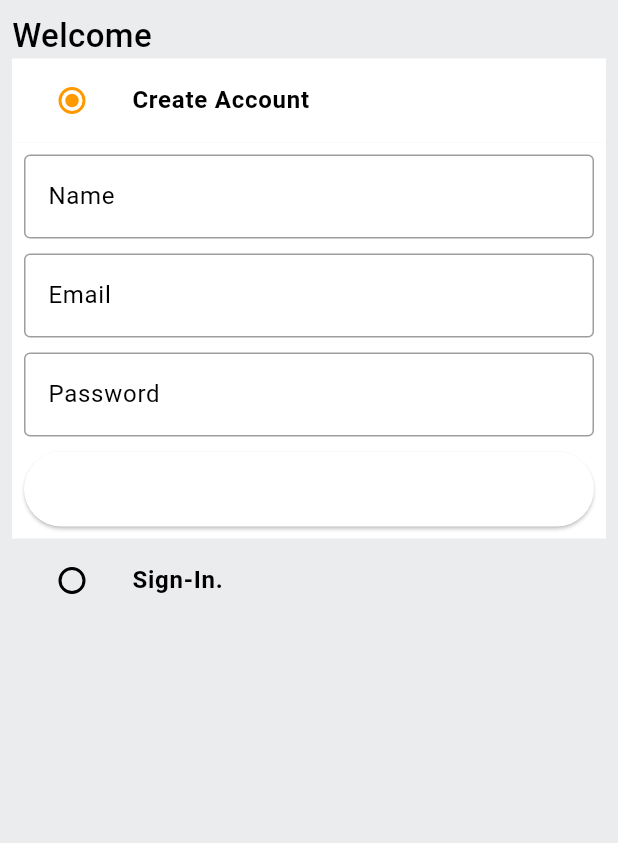
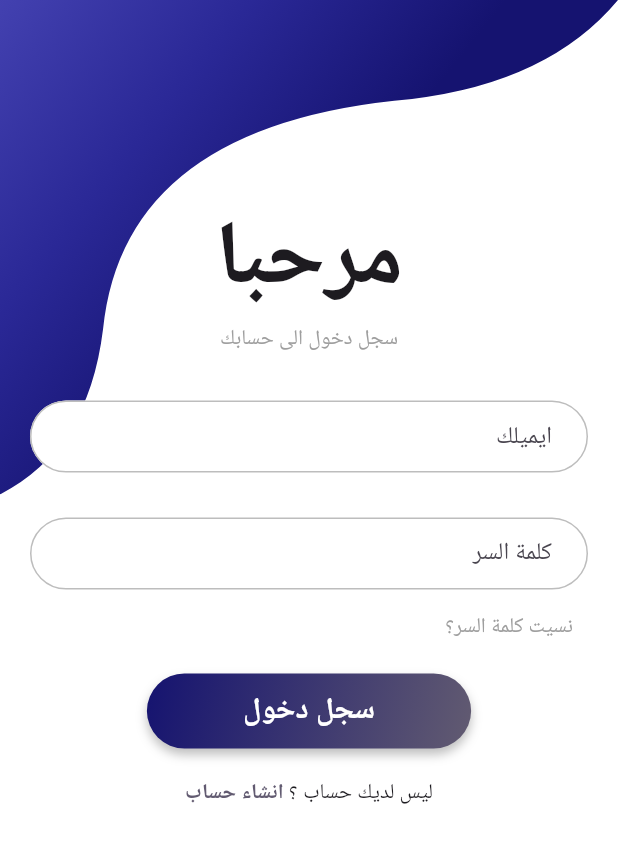
Before and after one commit to Mustafa0u0/shopAPP, a Flutter app: the screen it shows after launch, on a phone screen of 412 x 824 dp. Shown: the top 843 px of the screen. Run offline on Flutter 3.47's test engine with Material 2 defaults, Android fonts, the phone set to English and light mode, and no system bars; our stand-ins replace badges, carousel_slider, charts_flutter, dotted_border, file_picker, flutter_rating_bar and 2 more; missing offline and left inert: cloudinary_public, pay.

Commit message:
SignIn_screen & SignUp_Screen Upgrade

```diff
--- a/lib/constants/global_variables.dart
+++ b/lib/constants/global_variables.dart
@@ -1,6 +1,7 @@
 import 'package:flutter/material.dart';
+import 'package:hexcolor/hexcolor.dart';
 
-String uri = 'http://192.168.43.84:3000';
+String uri = 'https://shop-app000.herokuapp.com';
 
 class GlobalVariables {
   // COLORS
@@ -12,7 +13,9 @@ class GlobalVariables {
     stops: [0.5, 1.0],
   );
 
-  static const secondaryColor = Color.fromRGBO(255, 153, 0, 1);
+  static const secondaryColor = Color(0xFF151370);
+  static const secondaryLightColor = Color.fromARGB(255, 22, 19, 181);
+
   static const backgroundColor = Colors.white;
   static const Color greyBackgroundCOlor = Color(0xffebecee);
   static var selectedNavBarColor = Colors.cyan[800]!;
@@ -49,4 +52,78 @@ class GlobalVariables {
       'image': 'assets/images/fashion.jpeg',
     },
   ];
+  ButtonStyle buttonStyle() {
+    return ButtonStyle(
+      shape: MaterialStateProperty.all<RoundedRectangleBorder>(
+        RoundedRectangleBorder(
+          borderRadius: BorderRadius.circular(30.0),
+        ),
+      ),
+      minimumSize: MaterialStateProperty.all(Size(50, 50)),
+      backgroundColor: MaterialStateProperty.all(Colors.transparent),
+      shadowColor: MaterialStateProperty.all(Colors.transparent),
+    );
+  }
+
+  BoxDecoration buttonBoxDecoration(BuildContext context,
+      [String color1 = "", String color2 = ""]) {
+    Color c1 = Theme.of(context).primaryColor;
+    Color c2 = Theme.of(context).accentColor;
+    if (color1.isEmpty == false) {
+      c1 = HexColor(color1);
+    }
+    if (color2.isEmpty == false) {
+      c2 = HexColor(color2);
+    }
+
+    return BoxDecoration(
+      boxShadow: [
+        BoxShadow(color: Colors.black26, offset: Offset(0, 4), blurRadius: 5.0)
+      ],
+      gradient: LinearGradient(
+        begin: Alignment.topLeft,
+        end: Alignment.bottomRight,
+        stops: [0.0, 1.0],
+        colors: [
+          c1,
+          c2,
+        ],
+      ),
+      color: Colors.deepPurple.shade300,
+      borderRadius: BorderRadius.circular(30),
+    );
+  }
+
+  InputDecoration textInputDecoration(
+      [String lableText = "", String hintText = ""]) {
+    return InputDecoration(
+      labelText: lableText,
+      hintText: hintText,
+      fillColor: Colors.white,
+      filled: true,
+      contentPadding: EdgeInsets.fromLTRB(20, 10, 20, 10),
+      focusedBorder: OutlineInputBorder(
+          borderRadius: BorderRadius.circular(100.0),
+          borderSide: BorderSide(color: Colors.grey)),
+      enabledBorder: OutlineInputBorder(
+          borderRadius: BorderRadius.circular(100.0),
+          borderSide: BorderSide(color: Colors.grey.shade400)),
+      errorBorder: OutlineInputBorder(
+          borderRadius: BorderRadius.circular(100.0),
+          borderSide: BorderSide(color: Colors.red, width: 2.0)),
+      focusedErrorBorder: OutlineInputBorder(
+          borderRadius: BorderRadius.circular(100.0),
+          borderSide: BorderSide(color: Colors.red, width: 2.0)),
+    );
+  }
+
+  BoxDecoration inputBoxDecorationShaddow() {
+    return BoxDecoration(boxShadow: [
+      BoxShadow(
+        color: Colors.black.withOpacity(0.1),
+        blurRadius: 20,
+        offset: const Offset(0, 5),
+      )
+    ]);
+  }
 }
--- a/lib/features/account/services/account_services.dart
+++ b/lib/features/account/services/account_services.dart
@@ -6,6 +6,7 @@ import 'package:shop_app/constants/error_handling.dart';
 import 'package:shop_app/constants/global_variables.dart';
 import 'package:shop_app/constants/utils.dart';
 import 'package:shop_app/features/auth/screens/auth_screen.dart';
+import 'package:shop_app/features/auth/screens/signin_screen.dart';
 import 'package:shop_app/models/order.dart';
 import 'package:flutter/material.dart';
 import 'package:http/http.dart' as http;
@@ -53,7 +54,7 @@ class AccountServices {
       await sharedPreferences.setString('x-auth-token', '');
       Navigator.pushNamedAndRemoveUntil(
         context,
-        AuthScreen.routeName,
+        SignInScreen.routeName,
         (route) => false,
       );
     } catch (e) {
--- a/lib/features/auth/screens/auth_screen.dart
+++ b/lib/features/auth/screens/auth_screen.dart
@@ -10,7 +10,6 @@ enum Auth {
 }
 
 class AuthScreen extends StatefulWidget {
-  static const String routeName = '/auth-screen';
   const AuthScreen({Key? key}) : super(key: key);
 
   @override
--- /dev/null
+++ b/lib/features/auth/screens/signin_screen.dart
@@ -0,0 +1,237 @@
+import 'package:flutter/gestures.dart';
+import 'package:flutter/material.dart';
+import 'package:shop_app/constants/global_variables.dart';
+import 'package:shop_app/features/auth/screens/signup_screen.dart';
+import 'package:shop_app/features/auth/services/auth_service.dart';
+
+class SignInScreen extends StatefulWidget {
+  static const String routeName = '/signIn-screen';
+
+  const SignInScreen({super.key});
+
+  @override
+  State<SignInScreen> createState() => _SignInScreenState();
+}
+
+class _SignInScreenState extends State<SignInScreen> {
+  final AuthService authService = AuthService();
+  final _signInFormKey = GlobalKey<FormState>();
+  final TextEditingController _emailController = TextEditingController();
+  final TextEditingController _passwordController = TextEditingController();
+  final TextEditingController _nameController = TextEditingController();
+
+  @override
+  void dispose() {
+    super.dispose();
+    _emailController.dispose();
+    _passwordController.dispose();
+    _nameController.dispose();
+  }
+
+  void signInUser() {
+    authService.signInUser(
+      context: context,
+      email: _emailController.text,
+      password: _passwordController.text,
+    );
+  }
+
+  @override
+  Widget build(BuildContext context) {
+    final height = MediaQuery.of(context).size.height;
+    return Scaffold(
+        resizeToAvoidBottomInset: false,
+        backgroundColor: Colors.white,
+        body: Container(
+          height: height,
+          child: Stack(children: <Widget>[
+            WavyHeader(),
+            SingleChildScrollView(
+              child: Column(
+                children: [
+                  SafeArea(
+                      child: Center(
+                    child: Container(
+                      padding: const EdgeInsetsDirectional.only(top: 120),
+                      margin: const EdgeInsets.fromLTRB(20, 10, 20, 10),
+                      child: Column(
+                        children: [
+                          const Text(
+                            'مرحبا',
+                            style: TextStyle(
+                                fontSize: 60, fontWeight: FontWeight.bold),
+                          ),
+                          const Text(
+                            'سجل دخول الى حسابك',
+                            style: TextStyle(color: Colors.grey),
+                          ),
+                          const SizedBox(
+                            height: 30,
+                          ),
+                          Form(
+                              // key: _fromkey,
+                              child: Column(
+                            children: [
+                              Container(
+                                child: TextFormField(
+                                  controller: _emailController,
+                                  decoration: GlobalVariables()
+                                      .textInputDecoration(
+                                          "ايميلك", "ادخل ايميلك"),
+                                  keyboardType: TextInputType.emailAddress,
+                                  validator: (val) {
+                                    if (!(val!.isEmpty) &&
+                                        !RegExp(r"^[a-zA-Z0-9.!#$%&'*+/=?^_`{|}~-]+@[a-zA-Z0-9](?:[a-zA-Z0-9-]{0,253}[a-zA-Z0-9])?(?:\.[a-zA-Z0-9](?:[a-zA-Z0-9-]{0,253}[a-zA-Z0-9])?)*$")
+                                            .hasMatch(val)) {
+                                      return "أدخل عنوان بريد إلكتروني صالح";
+                                    }
+                                    return null;
+                                  },
+                                ),
+                              ),
+                              const SizedBox(
+                                height: 30,
+                              ),
+                              TextField(
+                                controller: _passwordController,
+                                obscureText: true,
+                                decoration:
+                                    GlobalVariables().textInputDecoration(
+                                  'كلمة السر',
+                                  'ادخل كلمة السر',
+                                ),
+                              ),
+                              const SizedBox(height: 15.0),
+                              Container(
+                                margin:
+                                    const EdgeInsets.fromLTRB(10, 0, 10, 20),
+                                alignment: Alignment.topRight,
+                                child: GestureDetector(
+                                  onTap: () {
+                                    // Navigator.push(
+                                    //   context,
+                                    //   MaterialPageRoute(
+                                    //       builder: (context) =>
+                                    //           ForgotPasswordPage()),
+                                    // );
+                                  },
+                                  child: const Text(
+                                    "نسيت كلمة السر؟",
+                                    style: TextStyle(
+                                      color: Colors.grey,
+                                    ),
+                                  ),
+                                ),
+                              ),
+                              Container(
+                                decoration: GlobalVariables()
+                                    .buttonBoxDecoration(context),
+                                child: ElevatedButton(
+                                    style: GlobalVariables().buttonStyle(),
+                                    onPressed: () {
+                                      signInUser();
+                                    },
+                                    child: Padding(
+                                      padding: const EdgeInsets.fromLTRB(
+                                          40, 10, 40, 10),
+                                      child: Text('سجل دخول'.toUpperCase(),
+                                          style: const TextStyle(
+                                              color: Colors.white,
+                                              fontSize: 20,
+                                              fontWeight: FontWeight.bold)),
+                                    )),
+                              ),
+                              Container(
+                                margin:
+                                    const EdgeInsets.fromLTRB(10, 20, 10, 20),
+                                child: Text.rich(TextSpan(children: [
+                                  const TextSpan(text: "ليس لديك حساب ؟ "),
+                                  TextSpan(
+                                    text: 'انشاء حساب',
+                                    recognizer: TapGestureRecognizer()
+                                      ..onTap = () {
+                                        Navigator.pushReplacement(
+                                            context,
+                                            MaterialPageRoute(
+                                                builder: (context) =>
+                                                    const SignUpScreen()));
+                                      },
+                                    style: TextStyle(
+                                        fontWeight: FontWeight.bold,
+                                        color: Theme.of(context).accentColor),
+                                  ),
+                                ])),
+                              )
+                            ],
+                          ))
+                        ],
+                      ),
+                    ),
+                  ))
+                ],
+              ),
+            ),
+          ]),
+        ));
+  }
+}
+
+const List<Color> colorGradients = [
+  Color.fromARGB(255, 67, 65, 176),
+  Color.fromARGB(255, 42, 40, 150),
+  Color(0xFF151370),
+];
+
+class WavyHeader extends StatelessWidget {
+  @override
+  Widget build(BuildContext context) {
+    return ClipPath(
+      clipper: TopWaveClipper(),
+      child: Container(
+        decoration: BoxDecoration(
+          gradient: LinearGradient(
+              colors: colorGradients,
+              begin: Alignment.topLeft,
+              end: Alignment.center),
+        ),
+        height: MediaQuery.of(context).size.height / 2.5,
+      ),
+    );
+  }
+}
+
+class TopWaveClipper extends CustomClipper<Path> {
+  @override
+  Path getClip(Size size) {
+    // This is where we decide what part of our image is going to be visible.
+    var path = Path();
+    path.lineTo(0.0, size.height);
+
+    var firstControlPoint = new Offset(size.width / 7, size.height - 30);
+    var firstEndPoint = new Offset(size.width / 6, size.height / 1.5);
+
+    path.quadraticBezierTo(firstControlPoint.dx, firstControlPoint.dy,
+        firstEndPoint.dx, firstEndPoint.dy);
+
+    var secondControlPoint = Offset(size.width / 5, size.height / 4);
+    var secondEndPoint = Offset(size.width / 1.5, size.height / 5);
+    path.quadraticBezierTo(secondControlPoint.dx, secondControlPoint.dy,
+        secondEndPoint.dx, secondEndPoint.dy);
+
+    var thirdControlPoint =
+        Offset(size.width - (size.width / 9), size.height / 6);
+    var thirdEndPoint = Offset(size.width, 0.0);
+    path.quadraticBezierTo(thirdControlPoint.dx, thirdControlPoint.dy,
+        thirdEndPoint.dx, thirdEndPoint.dy);
+
+    ///move from bottom right to top
+    path.lineTo(size.width, 0.0);
+
+    ///finally close the path by reaching start point from top right corner
+    path.close();
+    return path;
+  }
+
+  @override
+  bool shouldReclip(CustomClipper<Path> oldClipper) => false;
+}
--- a/lib/features/auth/services/auth_service.dart
+++ b/lib/features/auth/services/auth_service.dart
@@ -47,7 +47,7 @@ class AuthService {
         onSuccess: () {
           showSnackBar(
             context,
-            'Account created! Login with the same credentials!',
+            'تم إنشاء حساب جديد',
           );
         },
       );
--- a/lib/main.dart
+++ b/lib/main.dart
@@ -4,9 +4,11 @@ import 'package:shop_app/common/widgets/bottom_bar.dart';
 import 'package:shop_app/constants/global_variables.dart';
 import 'package:shop_app/features/admin/screens/admin_screen.dart';
 import 'package:shop_app/features/auth/screens/auth_screen.dart';
+import 'package:shop_app/features/auth/screens/signin_screen.dart';
 import 'package:shop_app/features/auth/services/auth_service.dart';
 import 'package:shop_app/providers/user_provider.dart';
 import 'package:shop_app/router.dart';
+import 'package:flutter_localizations/flutter_localizations.dart';
 
 void main() {
   runApp(MultiProvider(providers: [
@@ -36,12 +38,19 @@ class _MyAppState extends State<MyApp> {
   Widget build(BuildContext context) {
     return MaterialApp(
       debugShowCheckedModeBanner: false,
-      title: 'Amazon Clone',
+      localizationsDelegates: const [
+        GlobalMaterialLocalizations.delegate,
+        GlobalWidgetsLocalizations.delegate,
+        GlobalCupertinoLocalizations.delegate,
+      ],
+      supportedLocales: const [
+        Locale('ar', 'AE'),
+      ],
+      title: 'متجرك',
       theme: ThemeData(
         scaffoldBackgroundColor: GlobalVariables.backgroundColor,
-        colorScheme: const ColorScheme.light(
-          primary: GlobalVariables.secondaryColor,
-        ),
+        primaryColor: GlobalVariables.secondaryColor,
+        accentColor: GlobalVariables.secondaryLightColor,
         appBarTheme: const AppBarTheme(
           elevation: 0,
           iconTheme: IconThemeData(
@@ -55,7 +64,7 @@ class _MyAppState extends State<MyApp> {
           ? Provider.of<UserProvider>(context).user.type == 'user'
               ? const BottomBar()
               : const AdminScreen()
-          : const AuthScreen(),
+          : const SignInScreen(),
     );
   }
 }
--- a/pubspec.yaml
+++ b/pubspec.yaml
@@ -51,6 +51,7 @@ dependencies:
   flutter_charts: ^0.5.0
   fl_chart: ^0.55.2
   charts_flutter: ^0.12.0
+  hexcolor: ^2.0.7
 
 dev_dependencies:
   flutter_test:
```
Also changed, not shown: lib/constants/utils.dart (+6 -1 lines), lib/features/address/screens/addrees_screen.dart (+38 -23 lines), lib/features/address/services/address_services.dart (+16 -11 lines), lib/features/auth/screens/signup_screen.dart (added, +235 -0 lines), lib/router.dart (+9 -2 lines), pubspec.lock.
